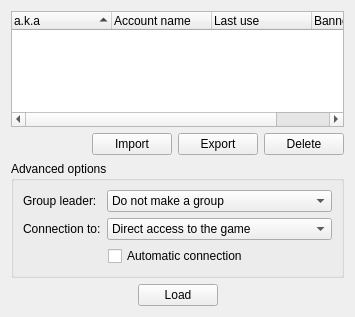
Before: the Qt Designer form src/gui/windows/dialogs/accountmanager/widgets/loaderaccountform.ui in josuesavy/BotDofus, drawn with Qt 5.
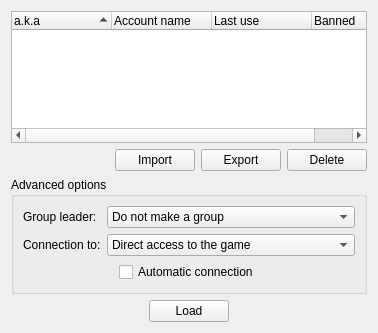
After: the same form once the commit is applied. Icons and pictures are not drawn.

The edit to the form file:
```diff
--- a/src/gui/windows/dialogs/accountmanager/widgets/loaderaccountform.ui
+++ b/src/gui/windows/dialogs/accountmanager/widgets/loaderaccountform.ui
@@ -6,8 +6,8 @@
    <rect>
     <x>0</x>
     <y>0</y>
-    <width>355</width>
-    <height>317</height>
+    <width>378</width>
+    <height>333</height>
    </rect>
   </property>
   <property name="windowTitle">
```
Left out of the diff: 16 changed lines with no effect on the pictures.
